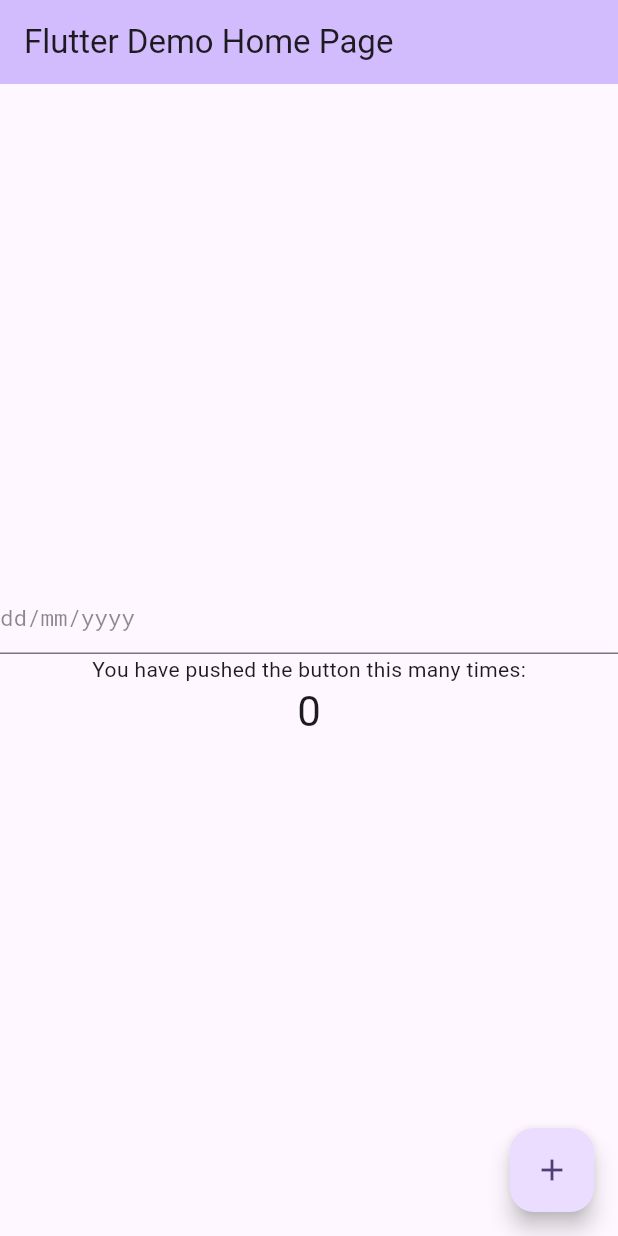
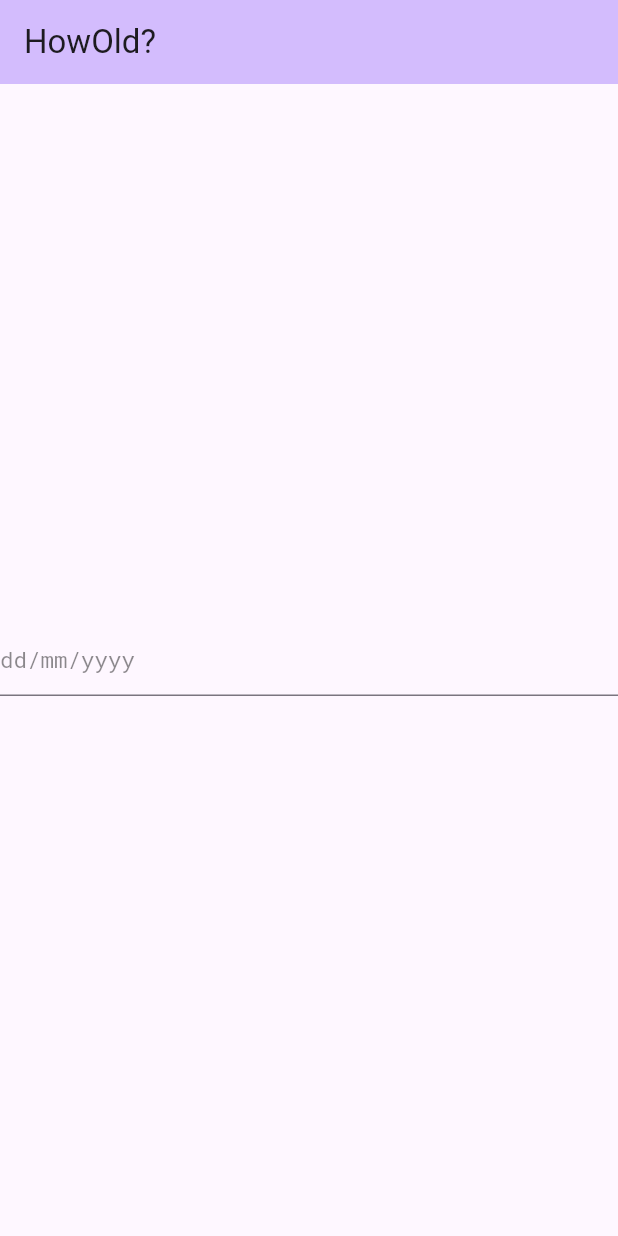
Before and after one commit to Zorgatone/how-old-flutter, a Flutter app: the screen it shows after launch, on a phone screen of 412 x 824 dp. Run offline on Flutter 3.47's test engine with Material 3 defaults, Android fonts, the phone set to English and light mode, and no system bars.

Commit message:
Reorganized project structure and files, + app rename

```diff
--- a/lib/main.dart
+++ b/lib/main.dart
@@ -1,18 +1,9 @@
 import 'package:flutter/material.dart';
-import 'package:how_old/date_mask.dart';
+import 'package:how_old/pages/home_page.dart';
 
 void main() {
   runApp(const MyApp());
 }
-
-const _inputTextStyle = TextStyle(
-  fontFamily: 'RobotoMono',
-  fontSize: 15,
-  fontWeight: FontWeight.normal,
-  wordSpacing: 0,
-  letterSpacing: 0,
-  color: Colors.black,
-);
 
 class MyApp extends StatelessWidget {
   const MyApp({super.key});
@@ -21,105 +12,11 @@ class MyApp extends StatelessWidget {
   @override
   Widget build(BuildContext context) {
     return MaterialApp(
-      title: 'Flutter Demo',
+      title: 'HowOld?',
       theme: ThemeData(
         colorScheme: ColorScheme.fromSeed(seedColor: Colors.deepPurple),
       ),
-      home: const MyHomePage(title: 'Flutter Demo Home Page'),
+      home: const HomePage(),
     );
   }
 }
-
-class MyHomePage extends StatefulWidget {
-  const MyHomePage({super.key, required this.title});
-
-  final String title;
-
-  @override
-  State<MyHomePage> createState() => _MyHomePageState();
-}
-
-class _MyHomePageState extends State<MyHomePage> {
-  int _counter = 0;
-  final _editingController = TextEditingController();
-  final _hintTextStyle = _inputTextStyle.copyWith(color: Colors.black45);
-
-  void _incrementCounter() {
-    setState(() {
-      _counter++;
-    });
-  }
-
-  @override
-  Widget build(BuildContext context) {
-    return Scaffold(
-      appBar: AppBar(
-        backgroundColor: Theme.of(context).colorScheme.inversePrimary,
-        title: Text(widget.title),
-      ),
-      body: Center(
-        child: Column(
-          mainAxisAlignment: MainAxisAlignment.center,
-          children: <Widget>[
-            Stack(
-              children: [
-                TextField(
-                  controller: _editingController,
-                  onChanged: (text) {
-                    setState(() {});
-                  },
-                  keyboardType: const TextInputType.numberWithOptions(),
-                  inputFormatters: [DateMask()],
-                  decoration: InputDecoration(
-                    hintText: 'dd/mm/yyyy',
-                    hintStyle: _hintTextStyle,
-                  ),
-                  style: _inputTextStyle,
-                ),
-                Positioned(
-                  left:
-                      boundingTextSize(
-                        _editingController.text,
-                        _inputTextStyle,
-                      ).width,
-                  top: 12,
-                  child: Visibility(
-                    visible: _editingController.text.isNotEmpty,
-                    child: Text('/mm/yyyy', style: _hintTextStyle),
-                  ),
-                ),
-              ],
-            ),
-            const Text('You have pushed the button this many times:'),
-            Text(
-              '$_counter',
-              style: Theme.of(context).textTheme.headlineMedium,
-            ),
-          ],
-        ),
-      ),
-      floatingActionButton: FloatingActionButton(
-        onPressed: _incrementCounter,
-        tooltip: 'Increment',
-        child: const Icon(Icons.add),
-      ),
-    );
-  }
-
-  static Size boundingTextSize(
-    String text,
-    TextStyle style, {
-    int maxLines = 2 ^ 31,
-    double maxWidth = double.infinity,
-  }) {
-    if (text.isEmpty) {
-      return Size.zero;
-    }
-    final TextPainter textPainter = TextPainter(
-      textDirection: TextDirection.ltr,
-      text: TextSpan(text: text, style: style),
-      maxLines: maxLines,
-    )..layout(maxWidth: maxWidth);
-    return textPainter.size;
-  }
-}
--- /dev/null
+++ b/lib/pages/home_page.dart
@@ -0,0 +1,22 @@
+import 'package:flutter/material.dart';
+import 'package:how_old/widgets/date_field.dart';
+
+class HomePage extends StatelessWidget {
+  const HomePage({super.key});
+
+  @override
+  Widget build(BuildContext context) {
+    return Scaffold(
+      appBar: AppBar(
+        backgroundColor: Theme.of(context).colorScheme.inversePrimary,
+        title: const Text('HowOld?'),
+      ),
+      body: const Center(
+        child: Column(
+          mainAxisAlignment: MainAxisAlignment.center,
+          children: <Widget>[DateField()],
+        ),
+      ),
+    );
+  }
+}
--- /dev/null
+++ b/lib/widgets/date_field.dart
@@ -0,0 +1,76 @@
+import 'package:flutter/material.dart';
+import 'package:how_old/date_mask.dart';
+
+const _inputTextStyle = TextStyle(
+  fontFamily: 'RobotoMono',
+  fontSize: 15,
+  fontWeight: FontWeight.normal,
+  wordSpacing: 0,
+  letterSpacing: 0,
+  color: Colors.black,
+);
+
+const dateFormatHint = 'dd/mm/yyyy';
+
+class DateField extends StatefulWidget {
+  const DateField({super.key});
+
+  @override
+  State<StatefulWidget> createState() => _DateFieldState();
+}
+
+class _DateFieldState extends State<DateField> {
+  final _editingController = TextEditingController();
+  final _hintTextStyle = _inputTextStyle.copyWith(color: Colors.black45);
+
+  @override
+  Widget build(BuildContext context) {
+    return Stack(
+      children: [
+        TextField(
+          controller: _editingController,
+          onChanged: (text) {
+            setState(() {});
+          },
+          keyboardType: const TextInputType.numberWithOptions(),
+          inputFormatters: [DateMask()],
+          decoration: InputDecoration(
+            hintText: dateFormatHint,
+            hintStyle: _hintTextStyle,
+          ),
+          style: _inputTextStyle,
+        ),
+        Positioned(
+          left:
+              _boundingTextSize(_editingController.text, _inputTextStyle).width,
+          top: 12,
+          child: Visibility(
+            visible: _editingController.text.isNotEmpty,
+            child: Text(
+              dateFormatHint.substring(_editingController.text.length),
+              style: _hintTextStyle,
+            ),
+          ),
+        ),
+      ],
+    );
+  }
+
+  static Size _boundingTextSize(
+    String text,
+    TextStyle style, {
+    int maxLines = 2 ^ 31,
+    double maxWidth = double.infinity,
+  }) {
+    if (text.isEmpty) {
+      return Size.zero;
+    }
+    final TextPainter textPainter = TextPainter(
+      textDirection: TextDirection.ltr,
+      text: TextSpan(text: text, style: style),
+      maxLines: maxLines,
+    );
+    textPainter.layout(maxWidth: maxWidth);
+    return textPainter.size;
+  }
+}
--- a/pubspec.yaml
+++ b/pubspec.yaml
@@ -1,5 +1,5 @@
 name: how_old
-description: "A new Flutter project."
+description: "HowOld?"
 # The following line prevents the package from being accidentally published to
 # pub.dev using `flutter pub publish`. This is preferred for private packages.
 publish_to: none # Remove this line if you wish to publish to pub.dev
```
Also changed, not shown: 2 other files.
